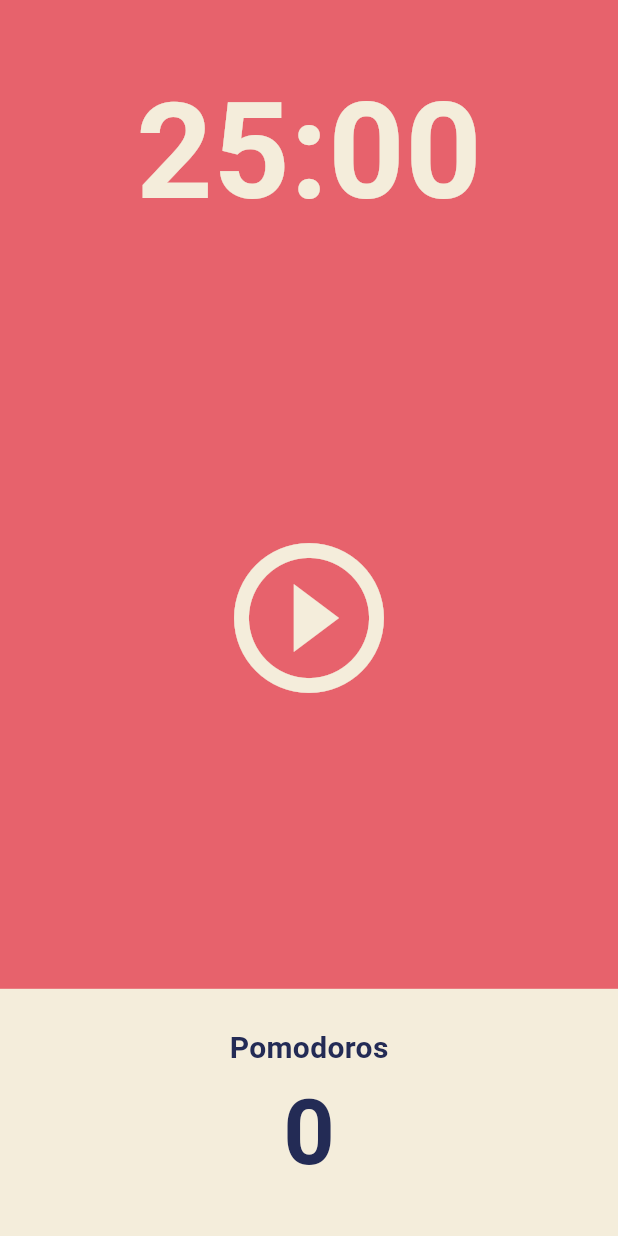
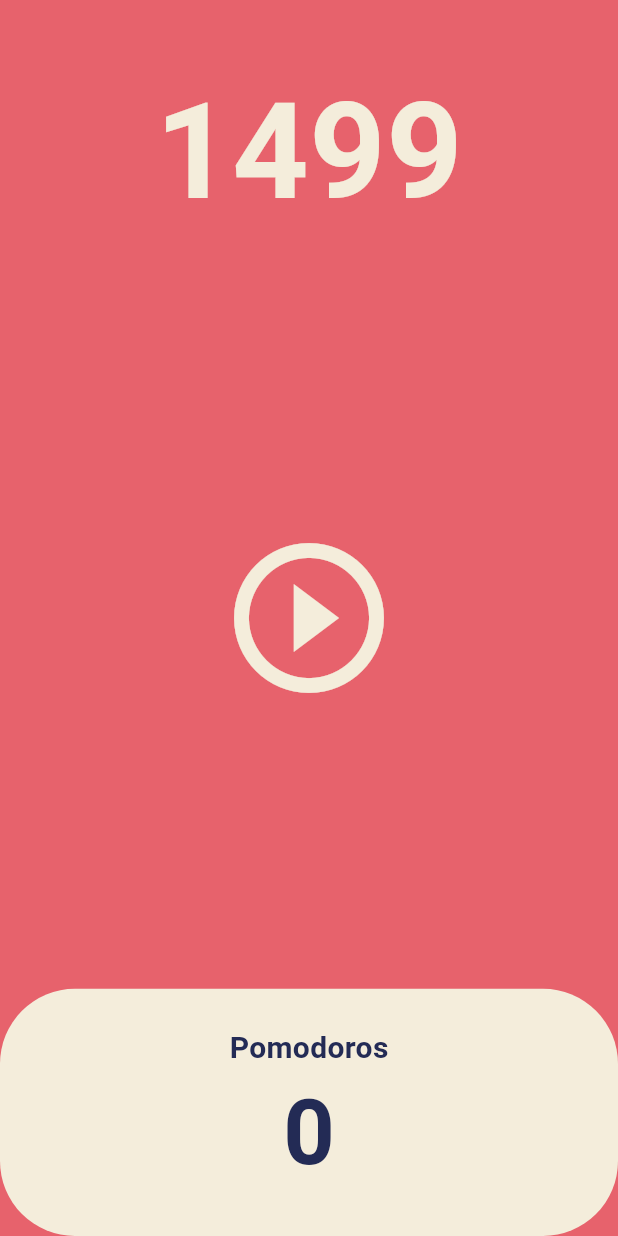
Before and after one commit to Nanioi/NomadCoderChallengeProject, a Flutter app: the screen it shows after launch, after a tap on the "play circle outline" icon, on a phone screen of 412 x 824 dp. Run offline on Flutter 3.47's test engine with Material 3 defaults, Android fonts, the phone set to English and light mode, and no system bars.

Commit message:
Day11 5.1강의 버튼 누르면 1초마다 카운트되는 기능 추가

```diff
--- a/day11practiceproject/lib/screens/home_screen.dart
+++ b/day11practiceproject/lib/screens/home_screen.dart
@@ -1,3 +1,5 @@
+import 'dart:async';
+
 import 'package:day11practiceproject/core/theme/constant/app_colors.dart';
 import 'package:flutter/material.dart';
 
@@ -9,6 +11,24 @@ class HomeScreen extends StatefulWidget {
 }
 
 class _HomeScreenState extends State<HomeScreen> {
+  int totalSeconds = 1500;
+  late Timer timer;
+
+  void onTick(Timer timer) {
+    setState(() {
+      totalSeconds = totalSeconds - 1;
+    });
+  }
+
+  void onStartPressed() {
+    // 원하는 주기마다 다음 콜백 함수 실행
+    // 1초마다
+    timer = Timer.periodic(
+      const Duration(seconds: 1),
+      onTick,
+    );
+  }
+
   @override
   Widget build(BuildContext context) {
     return Scaffold(
@@ -20,7 +40,7 @@ class _HomeScreenState extends State<HomeScreen> {
             child: Container(
               alignment: Alignment.bottomCenter,
               child: Text(
-                '25:00',
+                '$totalSeconds',
                 style: TextStyle(
                   color: Theme.of(context).cardColor,
                   fontSize: 89,
@@ -36,7 +56,7 @@ class _HomeScreenState extends State<HomeScreen> {
                 iconSize: 120,
                 color: Theme.of(context).cardColor,
                 onPressed: () {
-                  //todo
+                  onStartPressed();
                 },
                 icon: const Icon(
                   Icons.play_circle_outline,
@@ -51,8 +71,8 @@ class _HomeScreenState extends State<HomeScreen> {
                 Expanded(
                   child: Container(
                     decoration: BoxDecoration(
-                      color: Theme.of(context).cardColor,
-                    ),
+                        color: Theme.of(context).cardColor,
+                        borderRadius: BorderRadius.circular(50)),
                     child: Column(
                       mainAxisAlignment: MainAxisAlignment.center,
                       children: [
```
